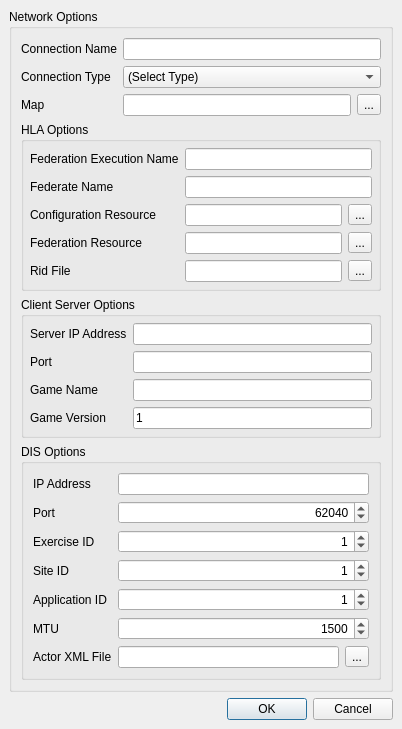
Above: source/StealthViewer/ui/HLAOptionsUi.ui from delta3d/SimulationCore before the change. Below: the same form after it.
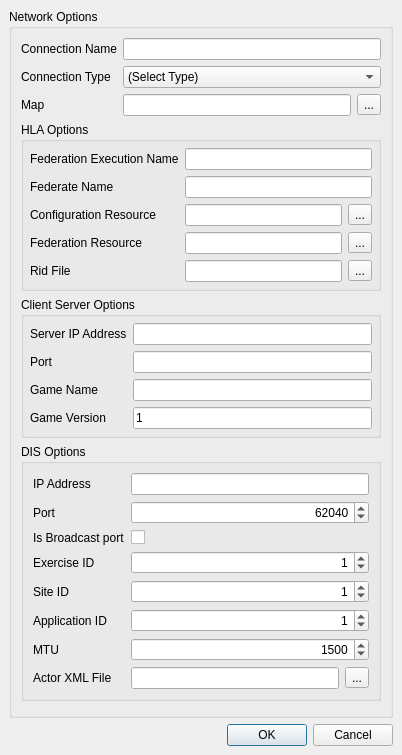
That is the form after the change.

Commit message: Added Stealth Viewer network option check box to enable DIS to use a broadcast port.

Diff of the .ui file:
```diff
--- a/source/StealthViewer/ui/HLAOptionsUi.ui
+++ b/source/StealthViewer/ui/HLAOptionsUi.ui
@@ -7,7 +7,7 @@
     <x>0</x>
     <y>0</y>
     <width>402</width>
-    <height>704</height>
+    <height>755</height>
    </rect>
   </property>
   <property name="windowTitle">
@@ -404,7 +404,7 @@
         <property name="title">
          <string>DIS Options</string>
         </property>
-        <layout class="QFormLayout" name="formLayout">
+        <layout class="QGridLayout" name="gridLayout_4">
          <item row="0" column="0">
           <widget class="QLabel" name="mDISIPAddressLabel">
            <property name="text">
@@ -412,6 +412,9 @@
            </property>
           </widget>
          </item>
+         <item row="0" column="1">
+          <widget class="QLineEdit" name="mDISIPAddressEdit"/>
+         </item>
          <item row="1" column="0">
           <widget class="QLabel" name="mDISPortLabel">
            <property name="text">
@@ -419,84 +422,87 @@
            </property>
           </widget>
          </item>
-         <item row="2" column="0">
+         <item row="1" column="1">
+          <widget class="QSpinBox" name="mDISPortEdit">
+           <property name="alignment">
+            <set>Qt::AlignRight|Qt::AlignTrailing|Qt::AlignVCenter</set>
+           </property>
+           <property name="maximum">
+            <number>65535</number>
+           </property>
+           <property name="value">
+            <number>62040</number>
+           </property>
+          </widget>
+         </item>
+         <item row="3" column="0">
           <widget class="QLabel" name="mDISExerciseIDLabel">
            <property name="text">
             <string>Exercise ID</string>
            </property>
           </widget>
          </item>
-         <item row="3" column="0">
+         <item row="3" column="1">
+          <widget class="QSpinBox" name="mDISExerciseIDEdit">
+           <property name="alignment">
+            <set>Qt::AlignRight|Qt::AlignTrailing|Qt::AlignVCenter</set>
+           </property>
+           <property name="maximum">
+            <number>255</number>
+           </property>
+           <property name="value">
+            <number>1</number>
+           </property>
+          </widget>
+         </item>
+         <item row="4" column="0">
           <widget class="QLabel" name="mDISSiteIDLabel">
            <property name="text">
             <string>Site ID</string>
            </property>
           </widget>
          </item>
-         <item row="4" column="0">
+         <item row="4" column="1">
+          <widget class="QSpinBox" name="mDISSiteIDEdit">
+           <property name="alignment">
+            <set>Qt::AlignRight|Qt::AlignTrailing|Qt::AlignVCenter</set>
+           </property>
+           <property name="maximum">
+            <number>65535</number>
+           </property>
+           <property name="value">
+            <number>1</number>
+           </property>
+          </widget>
+         </item>
+         <item row="5" column="0">
           <widget class="QLabel" name="mDISApplicationIDLabel">
            <property name="text">
             <string>Application ID</string>
            </property>
           </widget>
          </item>
-         <item row="5" column="0">
+         <item row="5" column="1">
+          <widget class="QSpinBox" name="mDISApplicationIDEdit">
+           <property name="alignment">
+            <set>Qt::AlignRight|Qt::AlignTrailing|Qt::AlignVCenter</set>
+           </property>
+           <property name="maximum">
+            <number>65535</number>
+           </property>
+           <property name="value">
+            <number>1</number>
+           </property>
+          </widget>
+         </item>
+         <item row="6" column="0">
           <widget class="QLabel" name="mDISMTULabel">
            <property name="text">
             <string>MTU</string>
            </property>
           </widget>
          </item>
-         <item row="6" column="0">
-          <widget class="QLabel" name="mDISActorLabel">
-           <property name="text">
-            <string>Actor XML File</string>
-           </property>
-          </widget>
-         </item>
-         <item row="0" column="1">
-          <widget class="QLineEdit" name="mDISIPAddressEdit"/>
-         </item>
-         <item row="2" column="1">
-          <widget class="QSpinBox" name="mDISExerciseIDEdit">
-           <property name="alignment">
-            <set>Qt::AlignRight|Qt::AlignTrailing|Qt::AlignVCenter</set>
-           </property>
-           <property name="maximum">
-            <number>255</number>
-           </property>
-           <property name="value">
-            <number>1</number>
-           </property>
-          </widget>
-         </item>
-         <item row="3" column="1">
-          <widget class="QSpinBox" name="mDISSiteIDEdit">
-           <property name="alignment">
-            <set>Qt::AlignRight|Qt::AlignTrailing|Qt::AlignVCenter</set>
-           </property>
-           <property name="maximum">
-            <number>65535</number>
-           </property>
-           <property name="value">
-            <number>1</number>
-           </property>
-          </widget>
-         </item>
-         <item row="4" column="1">
-          <widget class="QSpinBox" name="mDISApplicationIDEdit">
-           <property name="alignment">
-            <set>Qt::AlignRight|Qt::AlignTrailing|Qt::AlignVCenter</set>
-           </property>
-           <property name="maximum">
-            <number>65535</number>
-           </property>
-           <property name="value">
-            <number>1</number>
-           </property>
-          </widget>
-         </item>
-         <item row="5" column="1">
+         <item row="6" column="1">
           <widget class="QSpinBox" name="mDISMTUEdit">
            <property name="alignment">
             <set>Qt::AlignRight|Qt::AlignTrailing|Qt::AlignVCenter</set>
@@ -509,7 +515,14 @@
            </property>
           </widget>
          </item>
-         <item row="6" column="1">
+         <item row="7" column="0">
+          <widget class="QLabel" name="mDISActorLabel">
+           <property name="text">
+            <string>Actor XML File</string>
+           </property>
+          </widget>
+         </item>
+         <item row="7" column="1">
           <layout class="QHBoxLayout" name="horizontalLayout">
            <item>
             <widget class="QLineEdit" name="mDISActorEdit">
@@ -527,19 +540,16 @@
            </item>
           </layout>
          </item>
-         <item row="1" column="1">
-          <widget class="QSpinBox" name="mDISPortEdit">
-           <property name="alignment">
-            <set>Qt::AlignRight|Qt::AlignTrailing|Qt::AlignVCenter</set>
-           </property>
-           <property name="maximum">
-            <number>65535</number>
-           </property>
-           <property name="value">
-            <number>62040</number>
+         <item row="2" column="0">
+          <widget class="QLabel" name="mDISBroadcastLabel">
+           <property name="text">
+            <string>Is Broadcast port</string>
            </property>
           </widget>
          </item>
+         <item row="2" column="1">
+          <widget class="QCheckBox" name="mDISBroadcastPort"/>
+         </item>
         </layout>
        </widget>
       </item>
```
The commit also changes 8 other files.
